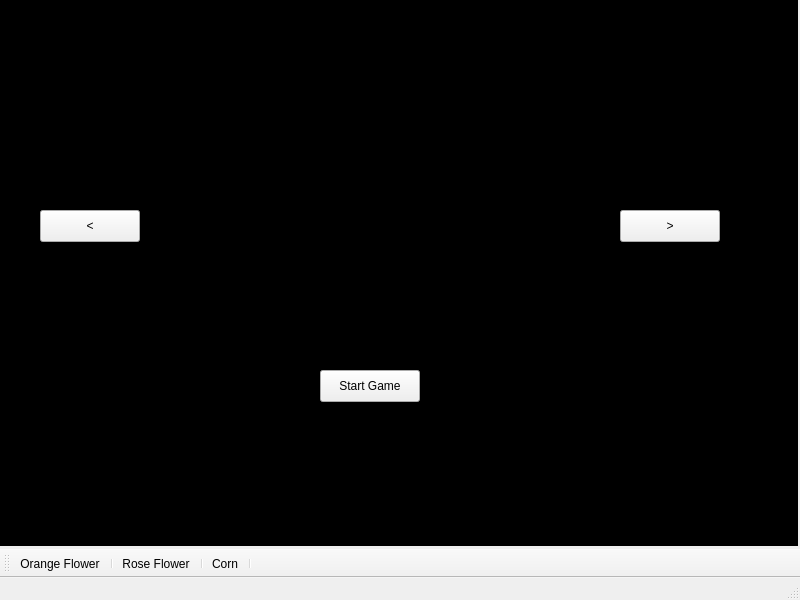
Above: EducationalApplication/mainwindow.ui from scottskidmore/EducationGame before the change. Below: the same form after it.
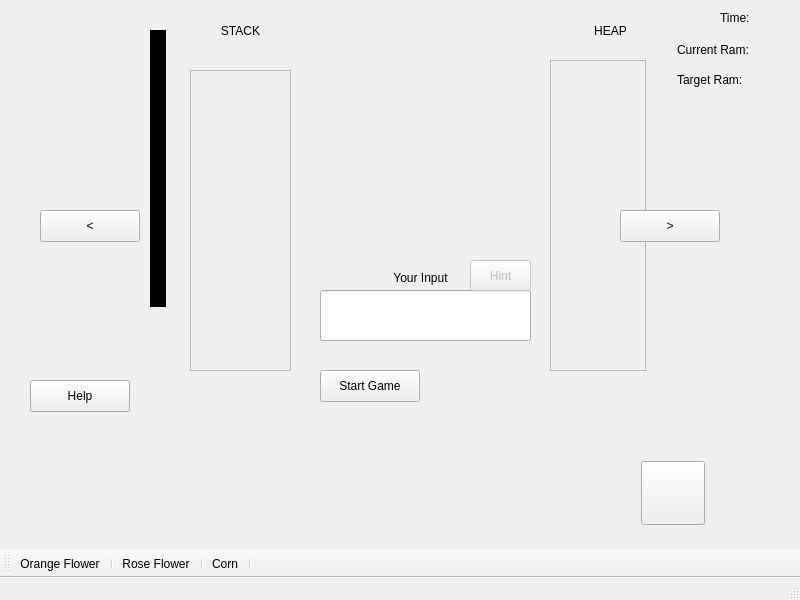
That is the form after the change. Icons and pictures are not drawn. Custom widgets are drawn as their Qt base class.

Patch:
```diff
--- a/EducationalApplication/mainwindow.ui
+++ b/EducationalApplication/mainwindow.ui
@@ -20,12 +20,15 @@
    <widget class="QScrollArea" name="scrollArea">
     <property name="geometry">
      <rect>
-      <x>180</x>
-      <y>60</y>
-      <width>120</width>
-      <height>311</height>
+      <x>190</x>
+      <y>70</y>
+      <width>101</width>
+      <height>301</height>
      </rect>
     </property>
+    <property name="autoFillBackground">
+     <bool>false</bool>
+    </property>
     <property name="widgetResizable">
      <bool>true</bool>
     </property>
@@ -34,10 +37,15 @@
       <rect>
        <x>0</x>
        <y>0</y>
-       <width>118</width>
-       <height>309</height>
+       <width>99</width>
+       <height>299</height>
       </rect>
      </property>
+     <layout class="QHBoxLayout" name="horizontalLayout_2">
+      <item>
+       <layout class="QVBoxLayout" name="verticalLayout_2"/>
+      </item>
+     </layout>
     </widget>
    </widget>
    <widget class="QScrollArea" name="scrollArea_2">
@@ -45,7 +53,7 @@
      <rect>
       <x>550</x>
       <y>60</y>
-      <width>120</width>
+      <width>96</width>
       <height>311</height>
      </rect>
     </property>
@@ -57,10 +65,15 @@
       <rect>
        <x>0</x>
        <y>0</y>
-       <width>118</width>
+       <width>94</width>
        <height>309</height>
       </rect>
      </property>
+     <layout class="QVBoxLayout" name="verticalLayout_4">
+      <item>
+       <layout class="QVBoxLayout" name="verticalLayout_3"/>
+      </item>
+     </layout>
     </widget>
    </widget>
    <widget class="QLabel" name="label">
@@ -147,25 +160,6 @@
      <string>Start Game</string>
     </property>
    </widget>
-   <widget class="QLabel" name="startLabel">
-    <property name="enabled">
-     <bool>true</bool>
-    </property>
-    <property name="geometry">
-     <rect>
-      <x>-13</x>
-      <y>-25</y>
-      <width>811</width>
-      <height>571</height>
-     </rect>
-    </property>
-    <property name="styleSheet">
-     <string notr="true">background-color: black</string>
-    </property>
-    <property name="text">
-     <string/>
-    </property>
-   </widget>
    <widget class="QPushButton" name="nextSlide">
     <property name="geometry">
      <rect>
@@ -260,6 +254,59 @@
      <string>Hint</string>
     </property>
    </widget>
+   <widget class="QWidget" name="layoutWidget">
+    <property name="geometry">
+     <rect>
+      <x>640</x>
+      <y>460</y>
+      <width>66</width>
+      <height>66</height>
+     </rect>
+    </property>
+    <layout class="QHBoxLayout" name="scrollFrameBox">
+     <item>
+      <widget class="QPushButton" name="frame0">
+       <property name="minimumSize">
+        <size>
+         <width>64</width>
+         <height>64</height>
+        </size>
+       </property>
+       <property name="maximumSize">
+        <size>
+         <width>64</width>
+         <height>64</height>
+        </size>
+       </property>
+       <property name="styleSheet">
+        <string notr="true">border-color: rgb(0, 0, 0);</string>
+       </property>
+       <property name="text">
+        <string/>
+       </property>
+      </widget>
+     </item>
+    </layout>
+   </widget>
+   <widget class="QLabel" name="startLabel">
+    <property name="enabled">
+     <bool>true</bool>
+    </property>
+    <property name="geometry">
+     <rect>
+      <x>150</x>
+      <y>30</y>
+      <width>16</width>
+      <height>277</height>
+     </rect>
+    </property>
+    <property name="styleSheet">
+     <string notr="true">background-color: black</string>
+    </property>
+    <property name="text">
+     <string/>
+    </property>
+   </widget>
    <zorder>timerLabel</zorder>
    <zorder>scrollArea</zorder>
    <zorder>scrollArea_2</zorder>
@@ -366,6 +413,14 @@
    </property>
   </action>
  </widget>
+ <customwidgets>
+  <customwidget>
+   <class>ScrollArea</class>
+   <extends>QScrollArea</extends>
+   <header location="global">scrollarea.h</header>
+   <container>1</container>
+  </customwidget>
+ </customwidgets>
  <resources>
   <include location="Resource.qrc"/>
  </resources>
```
Left out of the diff: 15 changed lines with no effect on the pictures.
